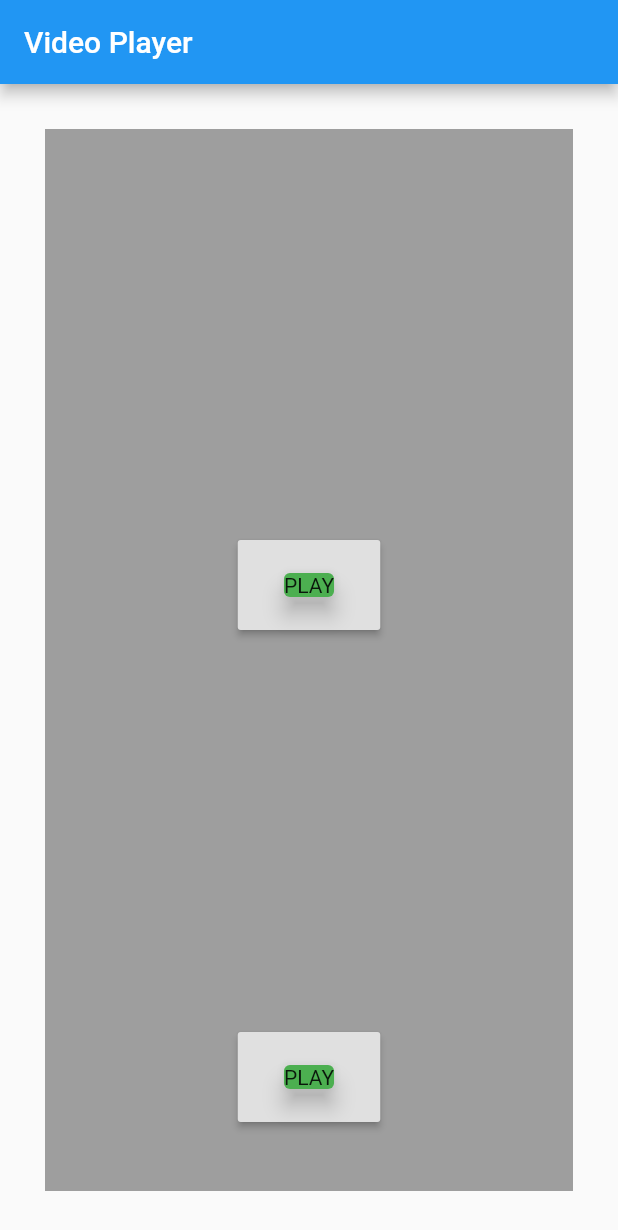
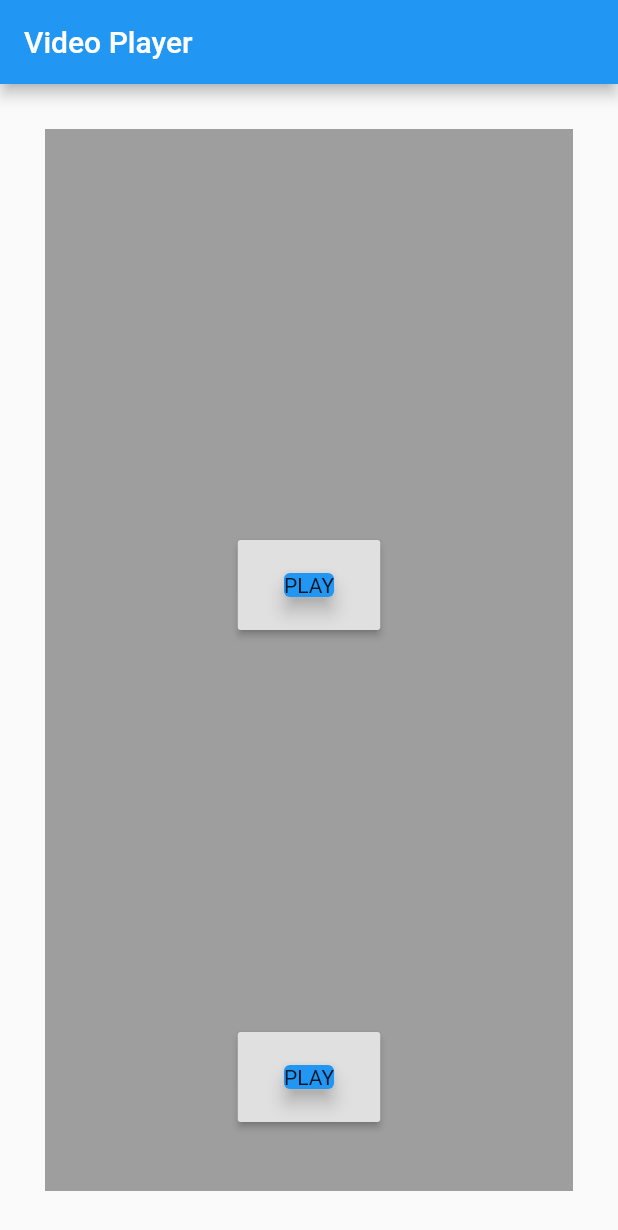
Before and after one commit to shubhamshinde4141/Video_Player_App, a Flutter app: the screen it shows after launch, on a phone screen of 412 x 824 dp. Shown: the top 1230 px of the screen. Run offline on Flutter 3.47's test engine with Material 2 defaults, Android fonts, the phone set to English and light mode, and no system bars; our stand-ins replace video_player.

Commit message:
change in button colour

```diff
--- a/lib/main.dart
+++ b/lib/main.dart
@@ -145,8 +145,8 @@ class _MyHomePageState extends State<MyHomePage> {
                   },
                   child: Card(
                     child: Text('PLAY'),
-                    color: Colors.green,
-                    elevation: 6,
+                    color: Colors.blue,
+                    elevation: 5,
 
                   ),
                 )
@@ -178,8 +178,8 @@ class _MyHomePageState extends State<MyHomePage> {
                     },
                     child: Card(
                       child: Text('PLAY'),
-                      color: Colors.green,
-                      elevation: 6,
+                      color: Colors.blue,
+                      elevation: 5,
 
                     ),
                   )
```
